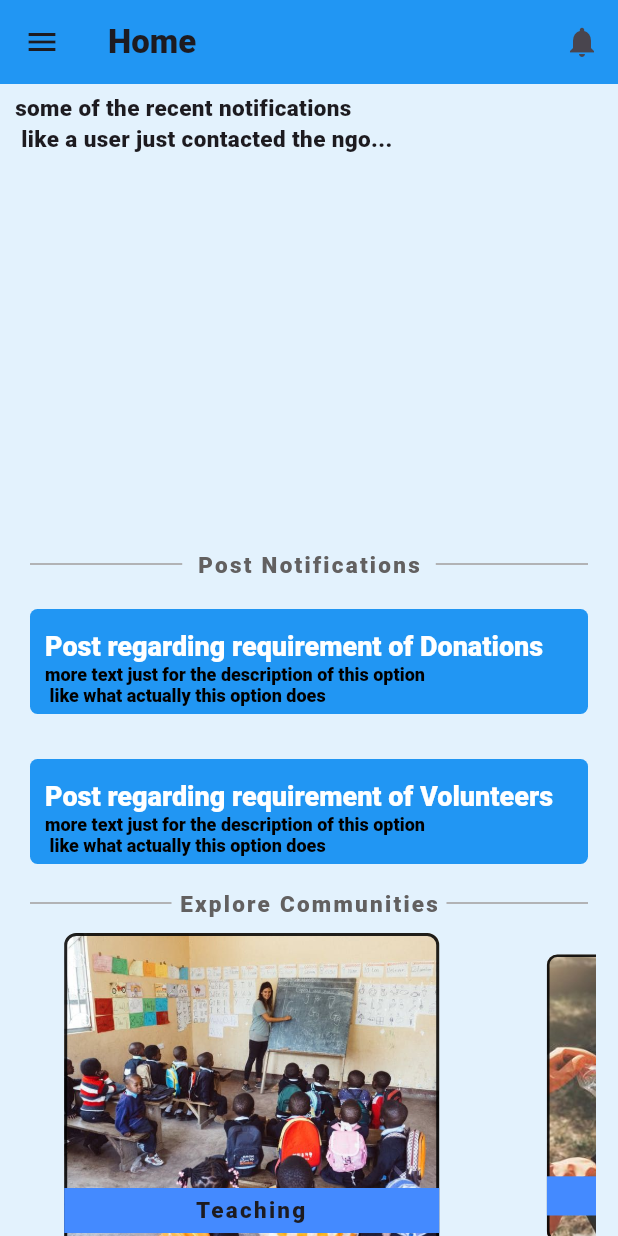
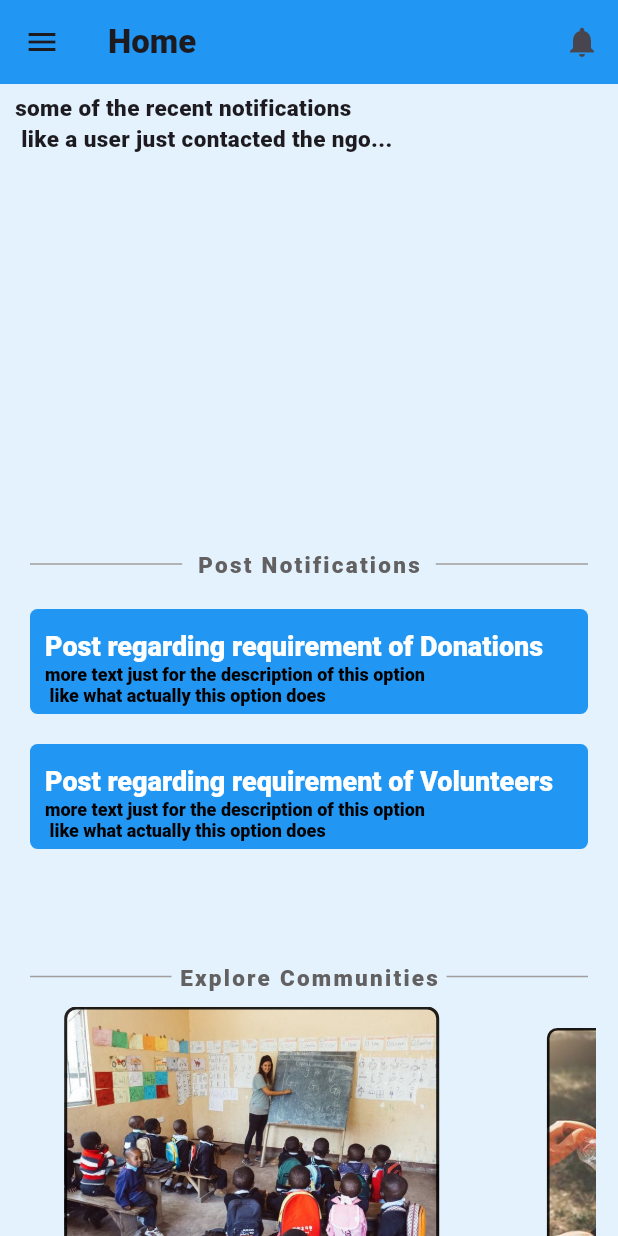
Before and after one commit to Ayush0316/ngo-app, a Flutter app: the NgoHome screen opened directly, on a phone screen of 412 x 824 dp. Run offline on Flutter 3.47's test engine with Material 2 defaults, Android fonts, the phone set to English and light mode, and no system bars; drawn by our look-alikes of carousel_slider; our stand-ins replace cloud_firestore, firebase_auth, firebase_core, firebase_storage, flutter_form_builder, form_builder_validators and 5 more; missing offline and left inert: adaptive_layout, autocomplete_textfield, form_builder_phone_field; accounts and stored records are empty; Roboto replaces fonts that are missing (Roboto-Black).

Commit message:
ngo home overlap sorted

```diff
--- a/ngo_app/lib/screens/home/Ngo/Ngo_home.dart
+++ b/ngo_app/lib/screens/home/Ngo/Ngo_home.dart
@@ -53,7 +53,10 @@ class _NgoHomeState extends State<NgoHome> {
                       height: 5,
                     ),
                     title_post(),
-                    post_ngo(),
+                    Container(
+                      child: post_ngo(),
+                      height: 255,
+                    ),
                     text_community(),
                     SizedBox(
                       height: 5,
--- a/ngo_app/lib/screens/home/Ngo/Posts/post.dart
+++ b/ngo_app/lib/screens/home/Ngo/Posts/post.dart
@@ -66,7 +66,7 @@ class _post_ngoState extends State<post_ngo> {
             ),
           ),
           SizedBox(
-            height: 30,
+            height: 20,
           ),
           ButtonTheme(
             height: 20,
```
